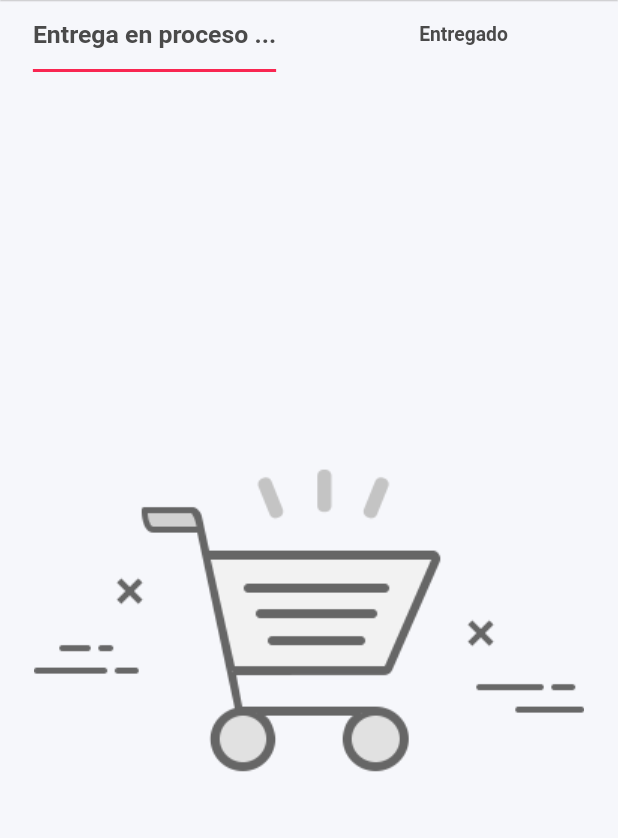
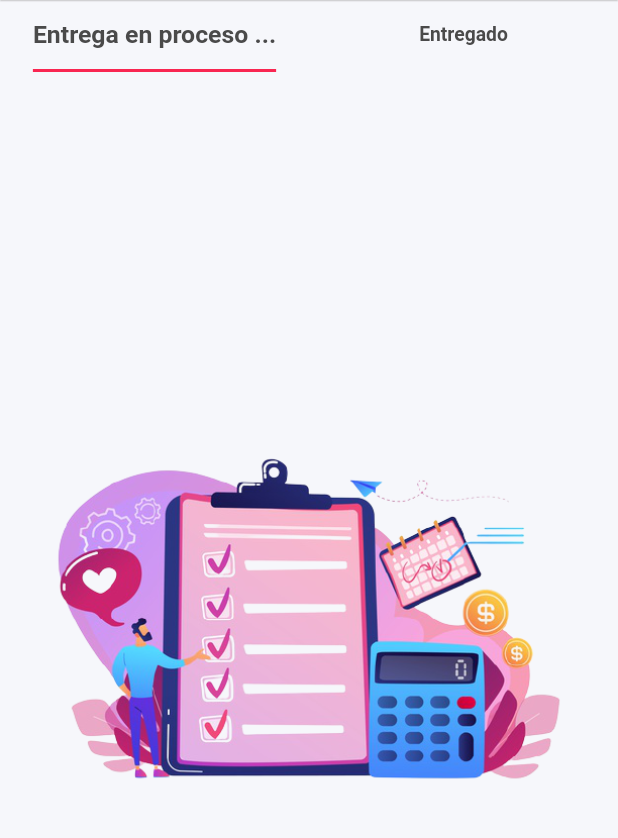
Before and after one commit to richiejoel/littleshops, a Flutter app: the MyOrdersScreen screen opened by its route, on a phone screen of 412 x 824 dp, the part 84-922 px from its top. Run offline on Flutter 3.47's test engine with Material 2 defaults, Android fonts, the phone set to English and light mode, and no system bars; our stand-ins replace bloc, carousel_slider, cloud_firestore, dio, equatable, firebase_auth and 16 more; missing offline and left inert: square_in_app_payments; accounts and stored records are empty.

Commit message:
No images and Fix pop navigation :P

```diff
--- a/lib/constants/image_constants.dart
+++ b/lib/constants/image_constants.dart
@@ -2,4 +2,6 @@ class IMAGE_CONSTANT {
    static const SPLASH_SCREEN = "assets/images/deliveryman_logo_blue.png";
    static const CART_EMPTY = "assets/images/empty_cart.png";
    static const DEFAULT_AVATAR = "assets/images/default_avatar.png";
+   static const NO_RECORD = "assets/images/no_record.png";
+   static const ADD_ADDRESS = "assets/images/add_address.png";
 }
--- a/lib/navigation_drawer.dart
+++ b/lib/navigation_drawer.dart
@@ -55,7 +55,7 @@ class NavigationDrawer extends StatelessWidget {
                       const SizedBox(height: 5,),
                       mBuildMenuItem(
                         text: Translate.of(context).translate('add_product'),
-                        icon: Icons.add_business,
+                        icon: Icons.shopping_bag_outlined,
                         onClicked: () => mSelectItem(context, UTIL_CONST.ADD_PRODUCTS),
                       ),
                       const SizedBox(height: 5,),
--- a/lib/presentation/screens/delivery_address/delivery_address_bottom_sheet.dart
+++ b/lib/presentation/screens/delivery_address/delivery_address_bottom_sheet.dart
@@ -131,16 +131,19 @@ class _DeliveryAddressModelBottomSheetState
     return SingleChildScrollView(
       padding: EdgeInsets.symmetric(vertical: SizeConfig.defaultPadding),
       child: SafeArea(
+        child: Container(
+          color: COLOR_CONST.backgroundColor,
           child: Column(
             mainAxisSize: MainAxisSize.max,
             children: [
               _buildInput(),
-            _buildGoogleMapOption(),
+              //_buildGoogleMapOption(),
               _buildSwitchDefaultAddress(),
               _buildDeleteButton(),
               _buildSubmitButton(),
             ],
           ),
+        )
       ),
     );
   }
--- a/lib/presentation/screens/delivery_address/delivery_address_screen.dart
+++ b/lib/presentation/screens/delivery_address/delivery_address_screen.dart
@@ -72,7 +72,7 @@ class DeliveryAddressModelScreen extends StatelessWidget {
 
   _buildNoAddress(BuildContext context) {
     return Center(
-      child: Image.asset(IMAGE_CONSTANT.CART_EMPTY),//ADD_ADDRESS
+      child: Image.asset(IMAGE_CONSTANT.ADD_ADDRESS),//ADD_ADDRESS
     );
   }
 
--- a/lib/presentation/screens/my_orders/my_orders_screen.dart
+++ b/lib/presentation/screens/my_orders/my_orders_screen.dart
@@ -106,7 +106,7 @@ class _MyOrdersScreenState extends State<MyOrdersScreen>
   _buildListOrders(List<OrderModel> orders) {
     return orders.isEmpty
         ? Center(
-      child: Image.asset(IMAGE_CONSTANT.CART_EMPTY),//IMAGE_CONST.NO_RECORD
+      child: Image.asset(IMAGE_CONSTANT.NO_RECORD),
     )
         : ListView.builder(
       physics: BouncingScrollPhysics(),
```
Also changed, not shown: lib/presentation/screens/detail_order/detail_order_screen.dart (+18 -4 lines), assets/images/add_address.png (added), assets/images/no_record.png (added). Lines whose indentation alone changed are shown as unchanged.
